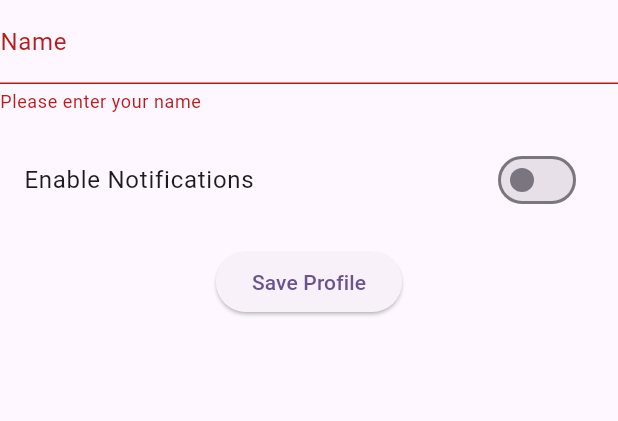
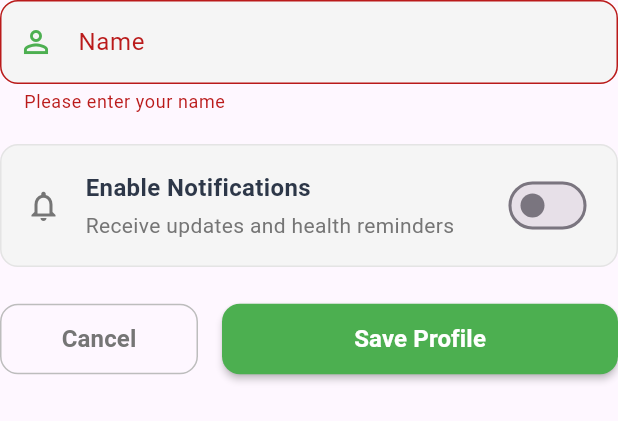
Before and after one commit to kkmanuu/chronic_illness_app, a Flutter app: the ProfileForm widget shown alone on an empty page, opened directly with empty values, after a tap on "Save Profile", on a phone screen of 412 x 824 dp. Shown: the top 421 px of the screen. Run offline on Flutter 3.47's test engine with Material 3 defaults, Android fonts, the phone set to English and light mode, and no system bars; our stand-ins replace cached_network_image, cloud_firestore, firebase_auth, fl_chart, iconly, image_picker; accounts and stored records are empty; network calls fail.

Commit message:
feat(profile): add editable ProfileForm with validation, notifications toggle, and save feedback

```diff
--- a/lib/features/profile/screens/widgets/profile_form.dart
+++ b/lib/features/profile/screens/widgets/profile_form.dart
@@ -4,12 +4,14 @@ class ProfileForm extends StatefulWidget {
   final String initialName;
   final bool initialNotificationsEnabled;
   final Function(String, bool) onSave;
+  final VoidCallback setStateCallback; // To toggle _isEditingProfile
 
   const ProfileForm({
     super.key,
     required this.initialName,
     required this.initialNotificationsEnabled,
     required this.onSave,
+    required this.setStateCallback,
   });
 
   @override
@@ -20,6 +22,7 @@ class _ProfileFormState extends State<ProfileForm> {
   final _formKey = GlobalKey<FormState>();
   late TextEditingController _nameController;
   late bool _notificationsEnabled;
+  bool _isSaving = false;
 
   @override
   void initState() {
@@ -34,43 +37,195 @@ class _ProfileFormState extends State<ProfileForm> {
     super.dispose();
   }
 
+  Future<void> _handleSave() async {
+    if (_formKey.currentState!.validate()) {
+      setState(() {
+        _isSaving = true;
+      });
+      try {
+        await widget.onSave(_nameController.text.trim(), _notificationsEnabled);
+        if (context.mounted) {
+          ScaffoldMessenger.of(context).showSnackBar(
+            SnackBar(
+              content: const Row(
+                children: [
+                  Icon(Icons.check_circle_outline, color: Colors.white),
+                  SizedBox(width: 12),
+                  Text('Profile updated successfully'),
+                ],
+              ),
+              backgroundColor: const Color(0xFF4CAF50),
+              behavior: SnackBarBehavior.floating,
+              shape: RoundedRectangleBorder(borderRadius: BorderRadius.circular(12)),
+            ),
+          );
+        }
+      } catch (e) {
+        if (context.mounted) {
+          ScaffoldMessenger.of(context).showSnackBar(
+            SnackBar(
+              content: Row(
+                children: [
+                  const Icon(Icons.error_outline, color: Colors.white),
+                  const SizedBox(width: 12),
+                  Expanded(child: Text('Error updating profile: $e')),
+                ],
+              ),
+              backgroundColor: Colors.red,
+              behavior: SnackBarBehavior.floating,
+              shape: RoundedRectangleBorder(borderRadius: BorderRadius.circular(12)),
+            ),
+          );
+        }
+      } finally {
+        if (mounted) {
+          setState(() {
+            _isSaving = false;
+          });
+        }
+      }
+    }
+  }
+
   @override
   Widget build(BuildContext context) {
     return Form(
       key: _formKey,
       child: Column(
+        crossAxisAlignment: CrossAxisAlignment.start,
         children: [
           TextFormField(
             controller: _nameController,
-            decoration: const InputDecoration(
+            decoration: InputDecoration(
               labelText: 'Name',
               hintText: 'Enter your name',
+              border: OutlineInputBorder(
+                borderRadius: BorderRadius.circular(12),
+              ),
+              focusedBorder: OutlineInputBorder(
+                borderRadius: BorderRadius.circular(12),
+                borderSide: const BorderSide(color: Color(0xFF4CAF50)),
+              ),
+              prefixIcon: const Icon(Icons.person_outline, color: Color(0xFF4CAF50)),
+              filled: true,
+              fillColor: Colors.grey[100],
             ),
             validator: (value) {
-              if (value == null || value.isEmpty) {
+              if (value == null || value.trim().isEmpty) {
                 return 'Please enter your name';
+              }
+              if (value.trim().length < 2) {
+                return 'Name must be at least 2 characters';
               }
               return null;
             },
           ),
-          const SizedBox(height: 16),
-          SwitchListTile(
-            title: const Text('Enable Notifications'),
+          const SizedBox(height: 20),
+          Container(
+            padding: const EdgeInsets.all(16),
+            decoration: BoxDecoration(
+              color: Colors.grey[100],
+              borderRadius: BorderRadius.circular(12),
+              border: Border.all(color: Colors.grey.withOpacity(0.2)),
+            ),
+            child: Row(
+              children: [
+                Icon(
+                  Icons.notifications_outlined,
+                  color: _notificationsEnabled ? const Color(0xFF4CAF50) : Colors.grey[600],
+                ),
+                const SizedBox(width: 16),
+                Expanded(
+                  child: Column(
+                    crossAxisAlignment: CrossAxisAlignment.start,
+                    children: [
+                      const Text(
+                        'Enable Notifications',
+                        style: TextStyle(
+                          fontSize: 16,
+                          fontWeight: FontWeight.w600,
+                          color: Color(0xFF2D3748),
+                        ),
+                      ),
+                      const SizedBox(height: 4),
+                      Text(
+                        'Receive updates and health reminders',
+                        style: TextStyle(
+                          fontSize: 14,
+                          color: Colors.grey[600],
+                        ),
+                      ),
+                    ],
+                  ),
+                ),
+                Switch(
                   value: _notificationsEnabled,
                   onChanged: (value) {
                     setState(() {
                       _notificationsEnabled = value;
                     });
                   },
+                  activeColor: const Color(0xFF4CAF50),
                 ),
-          const SizedBox(height: 16),
-          ElevatedButton(
-            onPressed: () {
-              if (_formKey.currentState!.validate()) {
-                widget.onSave(_nameController.text, _notificationsEnabled);
-              }
-            },
-            child: const Text('Save Profile'),
+              ],
+            ),
+          ),
+          const SizedBox(height: 24),
+          Row(
+            children: [
+              Expanded(
+                child: OutlinedButton(
+                  onPressed: _isSaving ? null : widget.setStateCallback,
+                  style: OutlinedButton.styleFrom(
+                    foregroundColor: Colors.grey[600],
+                    side: BorderSide(color: Colors.grey[400]!),
+                    shape: RoundedRectangleBorder(
+                      borderRadius: BorderRadius.circular(12),
+                    ),
+                    padding: const EdgeInsets.symmetric(vertical: 12),
+                  ),
+                  child: const Text(
+                    'Cancel',
+                    style: TextStyle(
+                      fontSize: 16,
+                      fontWeight: FontWeight.w600,
+                    ),
+                  ),
+                ),
+              ),
+              const SizedBox(width: 16),
+              Expanded(
+                flex: 2,
+                child: ElevatedButton(
+                  onPressed: _isSaving ? null : _handleSave,
+                  style: ElevatedButton.styleFrom(
+                    backgroundColor: const Color(0xFF4CAF50),
+                    foregroundColor: Colors.white,
+                    shape: RoundedRectangleBorder(
+                      borderRadius: BorderRadius.circular(12),
+                    ),
+                    padding: const EdgeInsets.symmetric(vertical: 12),
+                    elevation: 2,
+                  ),
+                  child: _isSaving
+                      ? const SizedBox(
+                          width: 20,
+                          height: 20,
+                          child: CircularProgressIndicator(
+                            strokeWidth: 2,
+                            color: Colors.white,
+                          ),
+                        )
+                      : const Text(
+                          'Save Profile',
+                          style: TextStyle(
+                            fontSize: 16,
+                            fontWeight: FontWeight.bold,
+                          ),
+                        ),
+                ),
+              ),
+            ],
           ),
         ],
       ),
```
Lines whose indentation alone changed are shown as unchanged.
